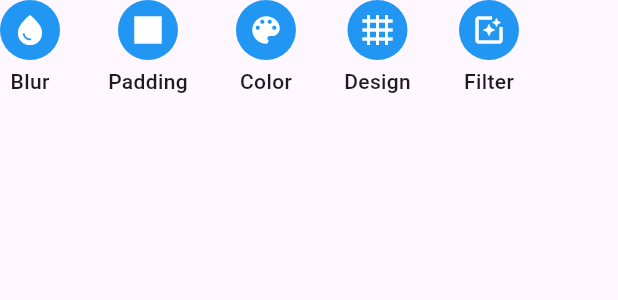
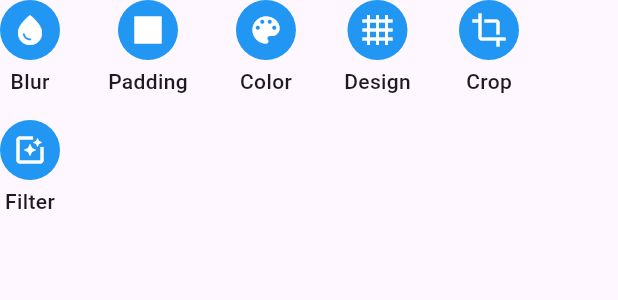
Before and after one commit to chamishkadilina/squarefit, a Flutter app: the EditingTools widget shown alone on an empty page, opened directly, on a phone screen of 412 x 824 dp. Shown: the top 300 px of the screen. Run offline on Flutter 3.47's test engine with Material 3 defaults, Android fonts, the phone set to English and light mode, and no system bars; our stand-ins replace permission_handler, transparent_image; missing offline and left inert: photo_manager, photo_manager_image_provider.

Commit message:
ui polished

```diff
--- a/lib/ui/components/editing_tools.dart
+++ b/lib/ui/components/editing_tools.dart
@@ -8,7 +8,7 @@ class EditingTools extends StatelessWidget {
   @override
   Widget build(BuildContext context) {
     return Wrap(
-      spacing: 32,
+      spacing: 32, runSpacing: 16,
       // Buttons
       children: [
         // blur
@@ -34,6 +34,12 @@ class EditingTools extends StatelessWidget {
           onTap: () {},
           icon: Icons.grid_4x4,
           text: 'Design',
+        ),
+        // crop
+        ToolButton(
+          onTap: () {},
+          icon: Icons.crop,
+          text: 'Crop',
         ),
         // filter
         ToolButton(
--- a/lib/ui/screens/editor_screen.dart
+++ b/lib/ui/screens/editor_screen.dart
@@ -59,9 +59,9 @@ class _EditorScreenState extends State<EditorScreen> {
               });
             },
           ),
-          SizedBox(height: 16),
+          SizedBox(height: 8),
           EditingTools(),
-          Spacer(),
+          SizedBox(height: 8),
           ImageListRow(
             widget: widget,
             onImageTap: (Media media) {
@@ -70,7 +70,7 @@ class _EditorScreenState extends State<EditorScreen> {
               });
             },
           ),
-          SizedBox(height: 16),
+          SizedBox(height: 8),
         ],
       ),
     );
```
